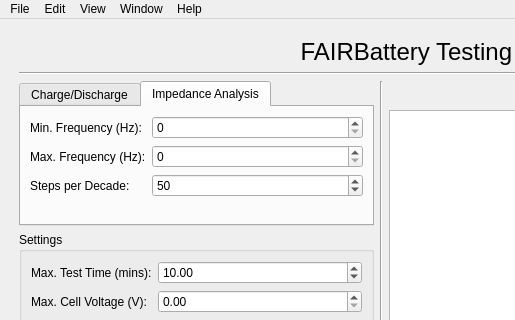
Above: Battery_Testing_Software/examples/101_project/UI/BatteryChargerUI.ui from nelfy22/FAIR-Battery before the change; both pictures show x 0 to 515 and y 0 to 320 of the 914 by 816 pixel window. Below: the same form after it.
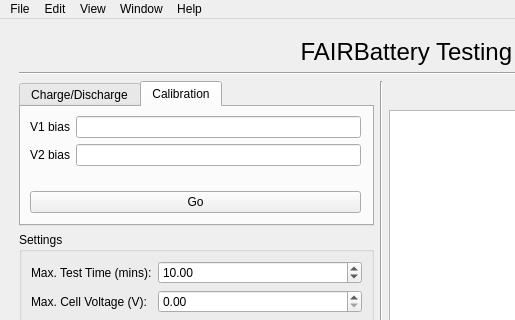
That is the form after the change. The open tabs and pages were chosen to show the change. Custom widgets are drawn as their Qt base class.

Commit message: Add code for running the overpotential measurement

Patch:
```diff
--- a/Battery_Testing_Software/examples/101_project/UI/BatteryChargerUI.ui
+++ b/Battery_Testing_Software/examples/101_project/UI/BatteryChargerUI.ui
@@ -217,77 +217,67 @@
             </widget>
             <widget class="QWidget" name="impedance">
              <attribute name="title">
-              <string>Impedance Analysis</string>
+              <string>Calibration</string>
              </attribute>
-             <layout class="QVBoxLayout" name="verticalLayout_5">
-              <item>
-               <layout class="QFormLayout" name="formLayout_23">
-                <item row="0" column="0">
-                 <widget class="QLabel" name="label_33">
-                  <property name="text">
-                   <string>Min. Frequency (Hz):</string>
-                  </property>
-                 </widget>
-                </item>
-                <item row="0" column="1">
-                 <widget class="QSpinBox" name="min_frequency_spinbox">
-                  <property name="accelerated">
-                   <bool>true</bool>
-                  </property>
-                  <property name="maximum">
-                   <number>1000000</number>
-                  </property>
-                  <property name="singleStep">
-                   <number>100</number>
-                  </property>
-                 </widget>
-                </item>
-                <item row="1" column="0">
-                 <widget class="QLabel" name="label_34">
-                  <property name="text">
-                   <string>Max. Frequency (Hz):</string>
-                  </property>
-                 </widget>
-                </item>
-                <item row="1" column="1">
-                 <widget class="QSpinBox" name="max_frequency_spinbox">
-                  <property name="accelerated">
-                   <bool>true</bool>
-                  </property>
-                  <property name="maximum">
-                   <number>1000000</number>
-                  </property>
-                  <property name="singleStep">
-                   <number>100</number>
-                  </property>
-                 </widget>
-                </item>
-                <item row="2" column="0">
-                 <widget class="QLabel" name="label_37">
-                  <property name="text">
-                   <string>Steps per Decade:</string>
-                  </property>
-                 </widget>
-                </item>
-                <item row="2" column="1">
-                 <widget class="QSpinBox" name="steps_per_decade_spinbox">
-                  <property name="accelerated">
-                   <bool>true</bool>
-                  </property>
-                  <property name="minimum">
-                   <number>1</number>
-                  </property>
-                  <property name="maximum">
-                   <number>10000</number>
-                  </property>
-                  <property name="value">
-                   <number>50</number>
-                  </property>
-                 </widget>
-                </item>
-               </layout>
-              </item>
-             </layout>
+             <widget class="QWidget" name="horizontalLayoutWidget">
+              <property name="geometry">
+               <rect>
+                <x>9</x>
+                <y>80</y>
+                <width>331</width>
+                <height>31</height>
+               </rect>
+              </property>
+              <layout class="QHBoxLayout" name="horizontalLayout_3">
+               <item>
+                <widget class="QPushButton" name="calibration_pushbutton">
+                 <property name="text">
+                  <string>Go</string>
+                 </property>
+                </widget>
+               </item>
+              </layout>
+             </widget>
+             <widget class="QWidget" name="formLayoutWidget">
+              <property name="geometry">
+               <rect>
+                <x>9</x>
+                <y>9</y>
+                <width>331</width>
+                <height>61</height>
+               </rect>
+              </property>
+              <layout class="QFormLayout" name="formLayout">
+               <item row="0" column="0">
+                <widget class="QLabel" name="label_13">
+                 <property name="text">
+                  <string>V1 bias</string>
+                 </property>
+                </widget>
+               </item>
+               <item row="1" column="0">
+                <widget class="QLabel" name="label_14">
+                 <property name="text">
+                  <string>V2 bias</string>
+                 </property>
+                </widget>
+               </item>
+               <item row="0" column="1">
+                <widget class="QLineEdit" name="v1_bias_lineedit">
+                 <property name="readOnly">
+                  <bool>true</bool>
+                 </property>
+                </widget>
+               </item>
+               <item row="1" column="1">
+                <widget class="QLineEdit" name="v2_bias_lineedit">
+                 <property name="readOnly">
+                  <bool>true</bool>
+                 </property>
+                </widget>
+               </item>
+              </layout>
+             </widget>
             </widget>
            </widget>
           </item>
```
Left out of the diff: 389 changed lines with no effect on the pictures. The commit also changes 2 other files.
